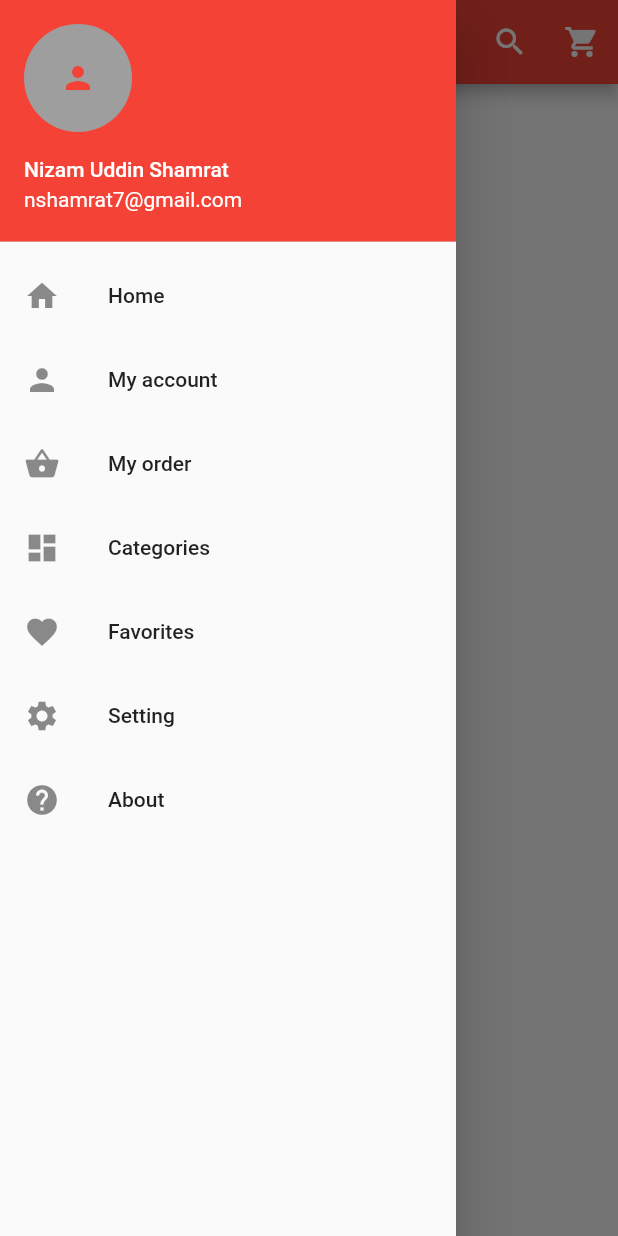
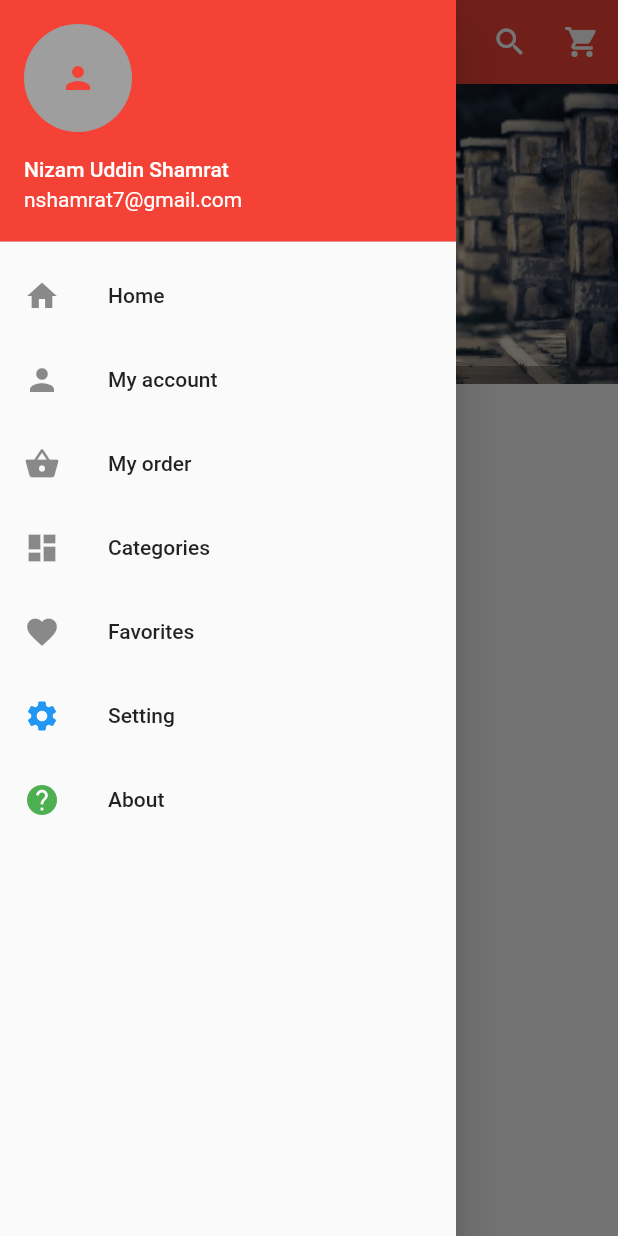
Before and after one commit to devnizamuddin/flutter_ecommerce, a Flutter app: the screen it shows after launch, with the side drawer open, on a phone screen of 412 x 824 dp. Run offline on Flutter 3.47's test engine with Material 2 defaults, Android fonts, the phone set to English and light mode, and no system bars; drawn by our look-alikes of carousel_pro.

Commit message:
Nine Ten Carousel

```diff
--- a/lib/main.dart
+++ b/lib/main.dart
@@ -1,5 +1,5 @@
 import 'package:flutter/material.dart';
-import 'file:///D:/FlutterApp/flutter_ecommerce/flutter_ecommerce/lib/screens/home/home.dart';
+import 'package:flutter_ecommerce/screens/home/home.dart';
 
 void main() => runApp(MaterialApp(
 
--- a/lib/screens/home/home.dart
+++ b/lib/screens/home/home.dart
@@ -1,5 +1,7 @@
+import 'package:flutter/cupertino.dart';
 import 'package:flutter/material.dart';
 import 'package:flutter_ecommerce/screens/navigation/navigation.dart';
+import 'package:carousel_pro/carousel_pro.dart';
 
 class Home extends StatefulWidget {
   @override
@@ -7,13 +9,32 @@ class Home extends StatefulWidget {
 }
 
 class _HomeState extends State<Home> {
+  Widget image_carousel = Container(
+    height: 200.0,
+    child: Carousel(
+      boxFit: BoxFit.cover,
+      images: [
+        AssetImage('images/cone.jpg'),
+        AssetImage('images/ctwo.jpeg'),
+        AssetImage('images/wone.jpeg'),
+        AssetImage('images/wtwo.jpeg'),
+        AssetImage('images/wfour.jpeg'),
+      ],
+      animationCurve: Curves.fastOutSlowIn,
+      autoplay: false,
+      animationDuration: Duration(milliseconds: 1000),
+      dotSize: 4.0,
+      indicatorBgPadding: 2.0,
+    ),
+  );
   @override
   Widget build(BuildContext context) {
     return Scaffold(
       appBar: AppBar(
+        elevation: 0.0,
         centerTitle: true,
         backgroundColor: Colors.red,
-          title: Text('Ecommarce App'),
+        title: Text('Ecommarce for App'),
         actions: <Widget>[
           IconButton(
             icon: Icon(Icons.search),
@@ -25,6 +46,10 @@ class _HomeState extends State<Home> {
           )
         ],
       ),
-        drawer: MyNavigation());
+      drawer: MyNavigation(),
+      body: Column(
+        children: <Widget>[image_carousel],
+      )
+    );
   }
 }
--- a/lib/screens/navigation/navigation.dart
+++ b/lib/screens/navigation/navigation.dart
@@ -73,7 +73,7 @@ class _MyNavigationState extends State<MyNavigation> {
 
             child: ListTile(
               title: Text('Setting'),
-              leading: Icon(Icons.settings,),
+              leading: Icon(Icons.settings,color: Colors.blue,),
             ),
           ),
           InkWell(
@@ -81,7 +81,7 @@ class _MyNavigationState extends State<MyNavigation> {
 
             child: ListTile(
               title: Text('About'),
-              leading: Icon(Icons.help,),
+              leading: Icon(Icons.help,color: Colors.green,),
             ),
           )
 
--- /dev/null
+++ b/lib/screens/test.dart
@@ -0,0 +1,19 @@
+
+
+import 'package:flutter/material.dart';
+
+class Test extends StatefulWidget {
+  @override
+  _TestState createState() => _TestState();
+}
+
+class _TestState extends State<Test> {
+  @override
+  Widget build(BuildContext context) {
+    return Scaffold(
+
+      appBar: AppBar(),
+
+    );
+  }
+}
```
Also changed, not shown: pubspec.yaml (+5 -4 lines), images/cone.jpg (renamed from images/c1.jpg), images/cthree.jpg (renamed from images/m2.jpg), images/ctwo.jpeg (renamed from images/m1.jpeg), images/wfour.jpeg (renamed from images/w4.jpeg), images/wone.jpeg (renamed from images/w1.jpeg), images/wtwo.jpeg (renamed from images/w3.jpeg), pubspec.lock. Lines whose indentation alone changed are shown as unchanged.
